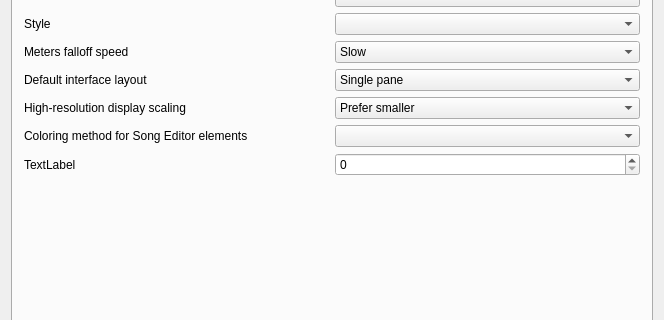
Before: the Qt Designer form src/gui/src/PreferencesDialog_UI.ui in hydrogen-music/hydrogen, drawn with Qt 5; both pictures show x 0 to 664 and y 147 to 467 of the 664 by 586 pixel window.
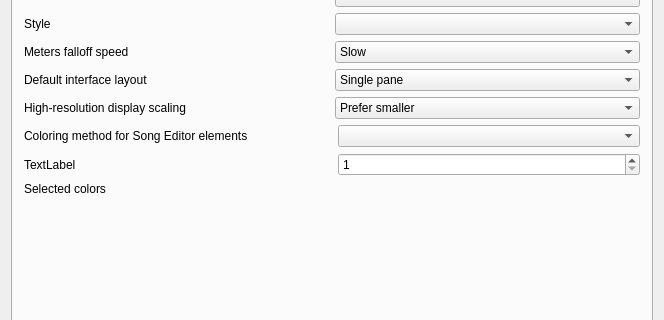
After: the same form once the commit is applied. Custom widgets are drawn as their Qt base class.

Patch:
```diff
--- a/src/gui/src/PreferencesDialog_UI.ui
+++ b/src/gui/src/PreferencesDialog_UI.ui
@@ -1195,6 +1195,16 @@
        </item>
        <item>
         <layout class="QGridLayout" name="gridLayout_2">
+         <item row="3" column="0" alignment="Qt::AlignTop">
+          <widget class="QLabel" name="colorSelectionLabel">
+           <property name="text">
+            <string>Selected colors</string>
+           </property>
+           <property name="alignment">
+            <set>Qt::AlignLeading|Qt::AlignLeft|Qt::AlignTop</set>
+           </property>
+          </widget>
+         </item>
          <item row="2" column="0">
           <widget class="QLabel" name="coloringMethodAuxLabel">
            <property name="text">
@@ -1207,13 +1217,43 @@
          </item>
          <item row="0" column="0">
           <widget class="QLabel" name="label_2">
+           <property name="minimumSize">
+            <size>
+             <width>308</width>
+             <height>0</height>
+            </size>
+           </property>
            <property name="text">
             <string>Coloring method for Song Editor elements</string>
            </property>
           </widget>
          </item>
          <item row="2" column="1">
-          <widget class="QSpinBox" name="coloringMethodAuxSpinBox"/>
+          <widget class="QSpinBox" name="coloringMethodAuxSpinBox">
+           <property name="minimum">
+            <number>1</number>
+           </property>
+           <property name="maximum">
+            <number>60</number>
+           </property>
+          </widget>
+         </item>
+         <item row="3" column="1">
+          <layout class="QGridLayout" name="colorSelectionGrid">
+           <item row="0" column="0">
+            <spacer name="horizontalSpacer_3">
+             <property name="orientation">
+              <enum>Qt::Horizontal</enum>
+             </property>
+             <property name="sizeHint" stdset="0">
+              <size>
+               <width>30</width>
+               <height>20</height>
+              </size>
+             </property>
+            </spacer>
+           </item>
+          </layout>
          </item>
         </layout>
        </item>
```
